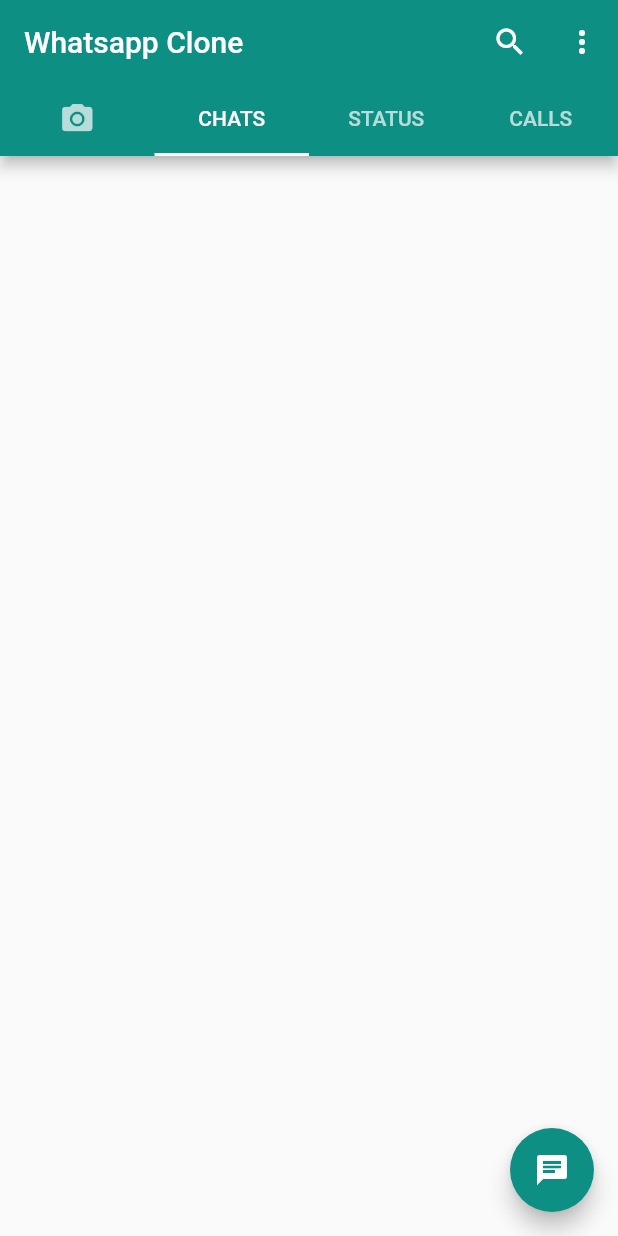
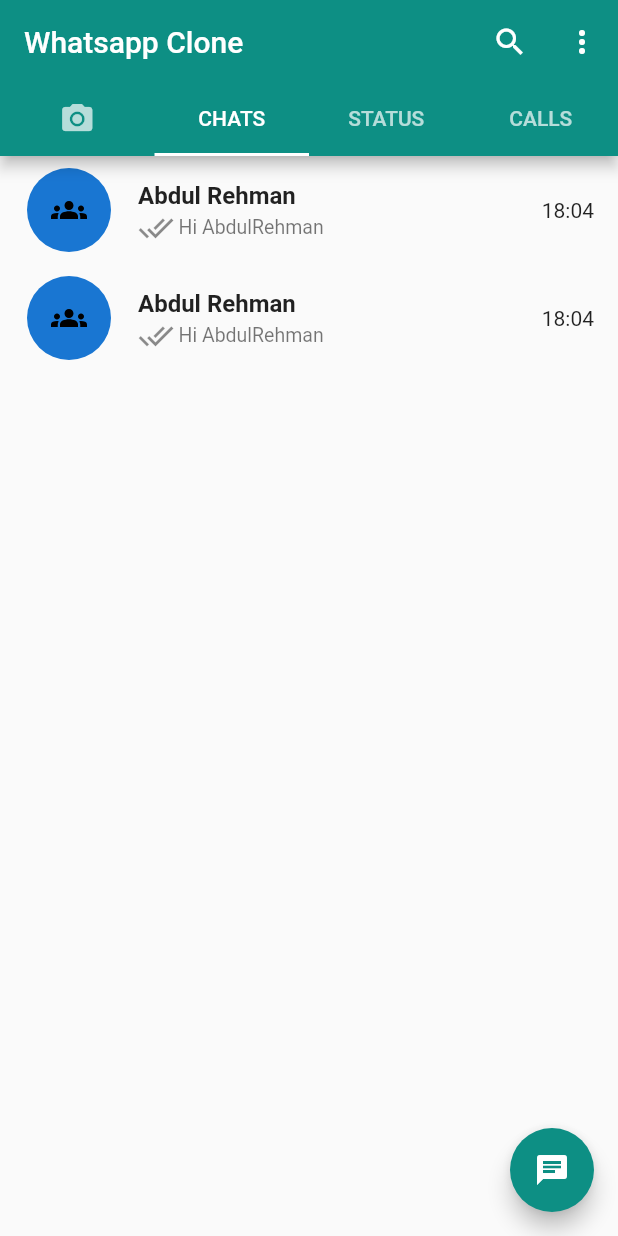
Before and after one commit to AbdulRehmanzar/whatsapp-flutter-clone, a Flutter app: the screen it shows after launch, on a phone screen of 412 x 824 dp. Run offline on Flutter 3.47's test engine with Material 2 defaults, Android fonts, the phone set to English and light mode, and no system bars; our stand-ins replace flutter_svg.

Commit message:
fonts , groups icons, date time circle avatatar

```diff
--- /dev/null
+++ b/lib/CustomUI/CustomCard.dart
@@ -0,0 +1,43 @@
+
+
+// ignore_for_file: file_names, unnecessary_const
+
+import 'package:flutter/material.dart';
+import 'package:flutter_svg/flutter_svg.dart';
+
+class CustomCard extends StatelessWidget {
+  const CustomCard({Key? key}) : super(key: key);
+
+  @override
+  Widget build(BuildContext context) {
+    return  ListTile(
+      leading: const CircleAvatar(
+        radius: 30,
+        child: SvgPicture.asset("assets/groups.svg"),
+      ),
+      title: const Text(
+        "Abdul Rehman",
+        style:TextStyle(
+        fontSize: 16,
+        fontWeight:FontWeight.bold,
+        ),
+      ),
+      subtitle: Row(
+        children: const [
+        Icon(Icons.done_all),
+        SizedBox(
+          width: 3,
+          ),
+           Text(
+        "Hi AbdulRehman",
+       style: TextStyle(
+         fontSize: 13,
+      ),
+      ),
+      ],
+      ),
+      trailing: const Text("18:04"),
+    );
+
+  }
+}
--- a/lib/main.dart
+++ b/lib/main.dart
@@ -12,14 +12,14 @@
 
   @override
   Widget build(BuildContext context) {
-    return  const MaterialApp(
+    return  MaterialApp(
       debugShowCheckedModeBanner: false,
-      //  theme: ThemeData(
-      //   primaryColor: Colors.red,
-      //    colorScheme: ColorScheme.fromSwatch().copyWith(secondary:
-      //      Colors.yellow),
-      //  ),
-      home: Homescreen(),
+       theme:  ThemeData(
+        //  fontFamily: "OpenSans",
+        // fontFamily: 'Lora',
+
+       ),
+      home: const Homescreen(),
       ) ;
     }
   }
--- a/lib/pages/ChatPage.dart
+++ b/lib/pages/ChatPage.dart
@@ -1,6 +1,10 @@
+
+
 // ignore_for_file: file_names
 
 import 'package:flutter/material.dart';
+import 'package:whatsappclone_flutter/CustomUI/CustomCard.dart';
+
 
 class ChatPage extends StatefulWidget {
   const ChatPage({Key? key}) : super(key: key);
@@ -18,6 +22,13 @@
         onPressed: () {},
       child: const Icon(Icons.chat),
       ),
+      body: ListView(
+        children: const [
+        CustomCard(),
+        CustomCard(),
+
+        ],
+      ),
     );
 
   }
--- a/pubspec.yaml
+++ b/pubspec.yaml
@@ -34,6 +34,7 @@
   # The following adds the Cupertino Icons font to your application.
   # Use with the CupertinoIcons class for iOS style icons.
   cupertino_icons: ^1.0.2
+  flutter_svg: ^0.19.0
 
 dev_dependencies:
   flutter_test:
@@ -58,7 +59,8 @@
   uses-material-design: true
 
   # To add assets to your application, add an assets section, like this:
-  # assets:
+  assets:
+  - assets/
   #   - images/a_dot_burr.jpeg
   #   - images/a_dot_ham.jpeg
 
```
Also changed, not shown: assets/groups.svg (added), assets/person.svg (added), lib/screens/fonts/Lora-VariableFont_wght.ttf (added), lib/screens/fonts/OpenSans-Bold.ttf (added), lib/screens/fonts/OpenSans-BoldItalic.ttf (added), lib/screens/fonts/OpenSans-ExtraBold.ttf (added), lib/screens/fonts/OpenSans-ExtraBoldItalic.ttf (added), lib/screens/fonts/OpenSans-Italic.ttf (added), lib/screens/fonts/OpenSans-Light.ttf (added), lib/screens/fonts/OpenSans-LightItalic.ttf (added), lib/screens/fonts/OpenSans-Medium.ttf (added), lib/screens/fonts/OpenSans-MediumItalic.ttf (added), lib/screens/fonts/OpenSans-Regular.ttf (added), lib/screens/fonts/OpenSans-SemiBold.ttf (added), 2 more files.
